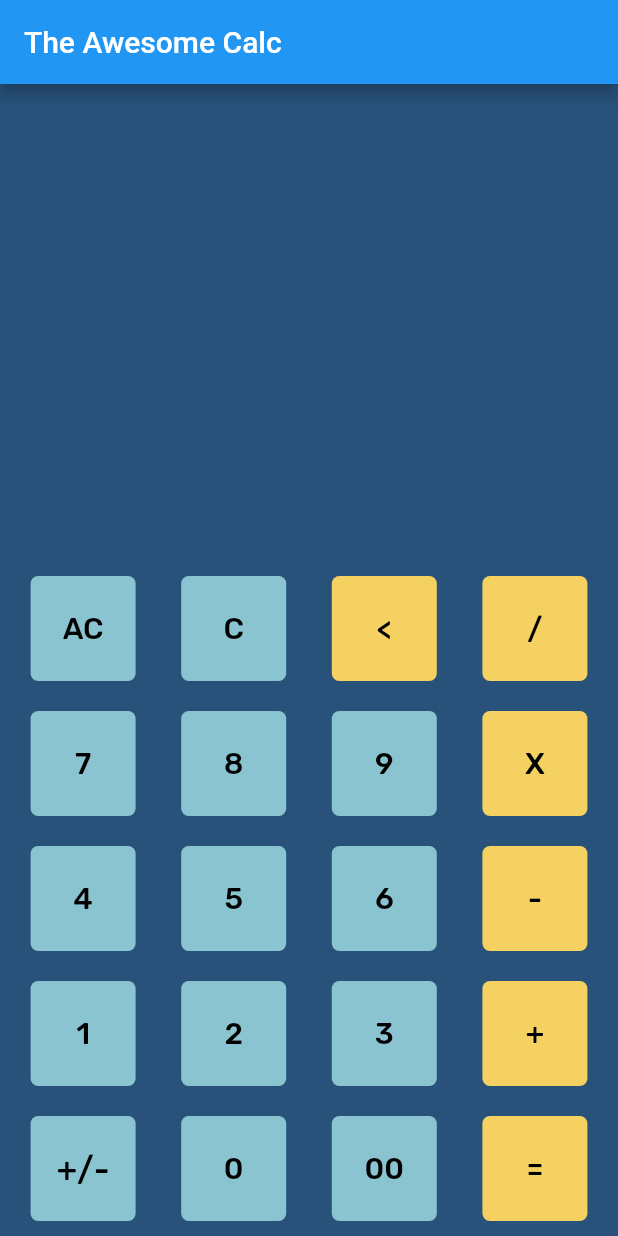
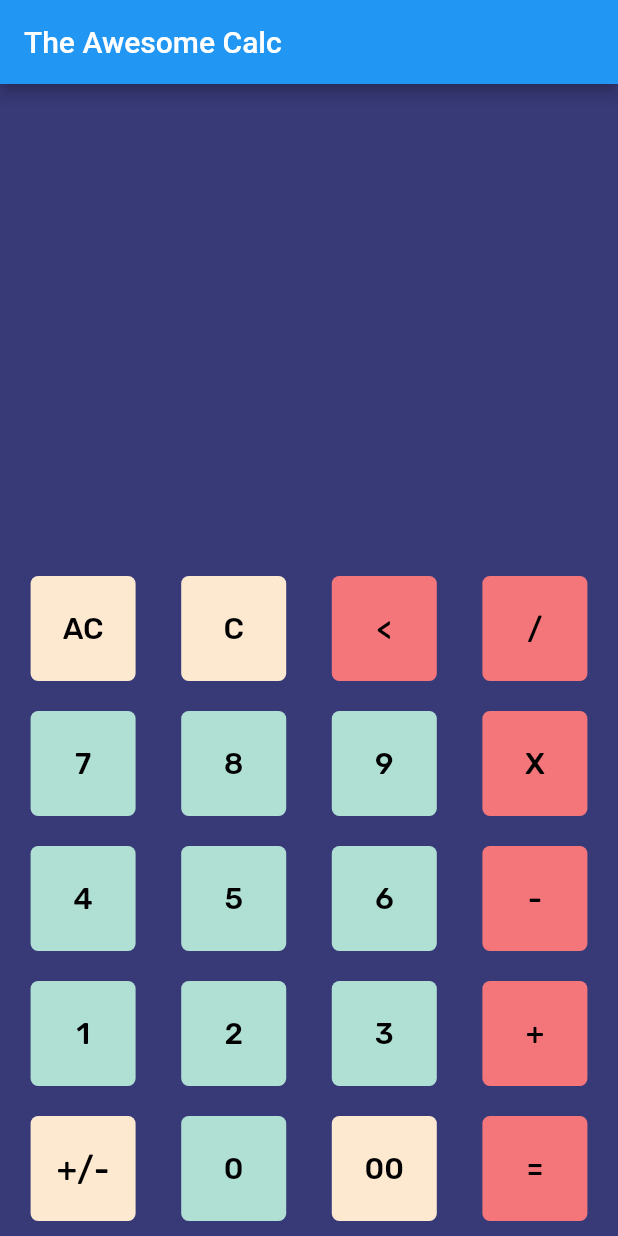
Before and after one commit to deivealtoe/The_Calculator, a Flutter app: the screen it shows after launch, on a phone screen of 412 x 824 dp. Run offline on Flutter 3.47's test engine with Material 2 defaults, Android fonts, the light colour scheme and no system bars; our stand-ins replace google_fonts.

Commit message:
Alterado cores dos botões e removido container desnecessário

```diff
--- a/lib/the_calculator.dart
+++ b/lib/the_calculator.dart
@@ -18,8 +18,6 @@ class _TheCalculatorState extends State<TheCalculator> {
   String operation = '';
 
   void buttonOnClick(String buttonValue) {
-    print(buttonValue);
-
     if (buttonValue == 'C') {
       textToDisplay = '';
       firstNumber = 0;
@@ -85,12 +83,11 @@ class _TheCalculatorState extends State<TheCalculator> {
       title: 'The Calculator',
       theme: ThemeData(primarySwatch: Colors.blue),
       home: Scaffold(
-        backgroundColor: const Color(0xFF28527a),
+        backgroundColor: const Color(0xFF383a78),
         appBar: AppBar(
           title: const Text('The Awesome Calc'),
         ),
-        body: Container(
-          child: Column(
+        body: Column(
           mainAxisAlignment: MainAxisAlignment.end,
           children: [
             Container(
@@ -100,7 +97,7 @@ class _TheCalculatorState extends State<TheCalculator> {
                   history,
                   style: GoogleFonts.rubik(
                     textStyle: const TextStyle(
-                        fontSize: 24,
+                      fontSize: 26,
                       color: Color(0x66FFFFFF),
                     ),
                   ),
@@ -115,7 +112,7 @@ class _TheCalculatorState extends State<TheCalculator> {
                   textToDisplay,
                   style: GoogleFonts.rubik(
                     textStyle: const TextStyle(
-                        fontSize: 48,
+                      fontSize: 52,
                       color: Colors.white,
                     ),
                   ),
@@ -128,28 +125,28 @@ class _TheCalculatorState extends State<TheCalculator> {
               children: [
                 CalculatorButton(
                   text: 'AC',
-                    fillColor: 0xFF8ac4d0,
+                  fillColor: 0xFFFDE9D0,
                   textColor: 0xFF000000,
                   textSize: 20,
                   callback: buttonOnClick,
                 ),
                 CalculatorButton(
                   text: 'C',
-                    fillColor: 0xFF8ac4d0,
+                  fillColor: 0xFFFDE9D0,
                   textColor: 0xFF000000,
                   textSize: 20,
                   callback: buttonOnClick,
                 ),
                 CalculatorButton(
                   text: '<',
-                    fillColor: 0xFFf4d160,
+                  fillColor: 0xFFF4767A,
                   textColor: 0xFF000000,
                   textSize: 20,
                   callback: buttonOnClick,
                 ),
                 CalculatorButton(
                   text: '/',
-                    fillColor: 0xFFf4d160,
+                  fillColor: 0xFFF4767A,
                   textColor: 0xFF000000,
                   textSize: 20,
                   callback: buttonOnClick,
@@ -161,28 +158,28 @@ class _TheCalculatorState extends State<TheCalculator> {
               children: [
                 CalculatorButton(
                   text: '7',
-                    fillColor: 0xFF8ac4d0,
+                  fillColor: 0xFFB0E0D4,
                   textColor: 0xFF000000,
                   textSize: 20,
                   callback: buttonOnClick,
                 ),
                 CalculatorButton(
                   text: '8',
-                    fillColor: 0xFF8ac4d0,
+                  fillColor: 0xFFB0E0D4,
                   textColor: 0xFF000000,
                   textSize: 20,
                   callback: buttonOnClick,
                 ),
                 CalculatorButton(
                   text: '9',
-                    fillColor: 0xFF8ac4d0,
+                  fillColor: 0xFFB0E0D4,
                   textColor: 0xFF000000,
                   textSize: 20,
                   callback: buttonOnClick,
                 ),
                 CalculatorButton(
                   text: 'X',
-                    fillColor: 0xFFf4d160,
+                  fillColor: 0xFFF4767A,
                   textColor: 0xFF000000,
                   textSize: 20,
                   callback: buttonOnClick,
@@ -194,28 +191,28 @@ class _TheCalculatorState extends State<TheCalculator> {
               children: [
                 CalculatorButton(
                   text: '4',
-                    fillColor: 0xFF8ac4d0,
+                  fillColor: 0xFFB0E0D4,
                   textColor: 0xFF000000,
                   textSize: 20,
                   callback: buttonOnClick,
                 ),
                 CalculatorButton(
                   text: '5',
-                    fillColor: 0xFF8ac4d0,
+                  fillColor: 0xFFB0E0D4,
                   textColor: 0xFF000000,
                   textSize: 20,
                   callback: buttonOnClick,
                 ),
                 CalculatorButton(
                   text: '6',
-                    fillColor: 0xFF8ac4d0,
+                  fillColor: 0xFFB0E0D4,
                   textColor: 0xFF000000,
                   textSize: 20,
                   callback: buttonOnClick,
                 ),
                 CalculatorButton(
                   text: '-',
-                    fillColor: 0xFFf4d160,
+                  fillColor: 0xFFF4767A,
                   textColor: 0xFF000000,
                   textSize: 20,
                   callback: buttonOnClick,
@@ -227,28 +224,28 @@ class _TheCalculatorState extends State<TheCalculator> {
               children: [
                 CalculatorButton(
                   text: '1',
-                    fillColor: 0xFF8ac4d0,
+                  fillColor: 0xFFB0E0D4,
                   textColor: 0xFF000000,
                   textSize: 20,
                   callback: buttonOnClick,
                 ),
                 CalculatorButton(
                   text: '2',
-                    fillColor: 0xFF8ac4d0,
+                  fillColor: 0xFFB0E0D4,
                   textColor: 0xFF000000,
                   textSize: 20,
                   callback: buttonOnClick,
                 ),
                 CalculatorButton(
                   text: '3',
-                    fillColor: 0xFF8ac4d0,
+                  fillColor: 0xFFB0E0D4,
                   textColor: 0xFF000000,
                   textSize: 20,
                   callback: buttonOnClick,
                 ),
                 CalculatorButton(
                   text: '+',
-                    fillColor: 0xFFf4d160,
+                  fillColor: 0xFFF4767A,
                   textColor: 0xFF000000,
                   textSize: 20,
                   callback: buttonOnClick,
@@ -260,28 +257,28 @@ class _TheCalculatorState extends State<TheCalculator> {
               children: [
                 CalculatorButton(
                   text: '+/-',
-                    fillColor: 0xFF8ac4d0,
+                  fillColor: 0xFFFDE9D0,
                   textColor: 0xFF000000,
                   textSize: 22,
                   callback: buttonOnClick,
                 ),
                 CalculatorButton(
                   text: '0',
-                    fillColor: 0xFF8ac4d0,
+                  fillColor: 0xFFB0E0D4,
                   textColor: 0xFF000000,
                   textSize: 20,
                   callback: buttonOnClick,
                 ),
                 CalculatorButton(
                   text: '00',
-                    fillColor: 0xFF8ac4d0,
+                  fillColor: 0xFFFDE9D0,
                   textColor: 0xFF000000,
                   textSize: 20,
                   callback: buttonOnClick,
                 ),
                 CalculatorButton(
                   text: '=',
-                    fillColor: 0xFFf4d160,
+                  fillColor: 0xFFF4767A,
                   textColor: 0xFF000000,
                   textSize: 20,
                   callback: buttonOnClick,
@@ -291,7 +288,6 @@ class _TheCalculatorState extends State<TheCalculator> {
           ],
         ),
       ),
-      ),
     );
   }
 }
```
Lines whose indentation alone changed are shown as unchanged.
